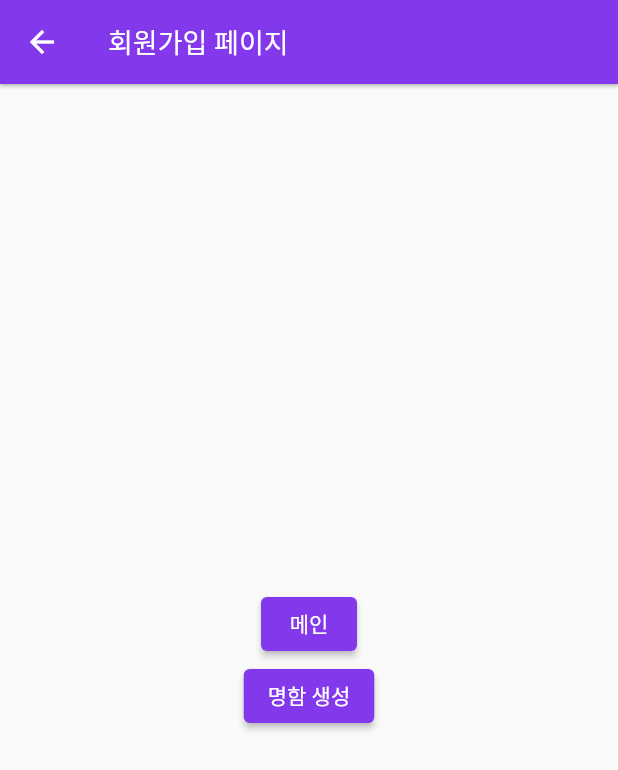
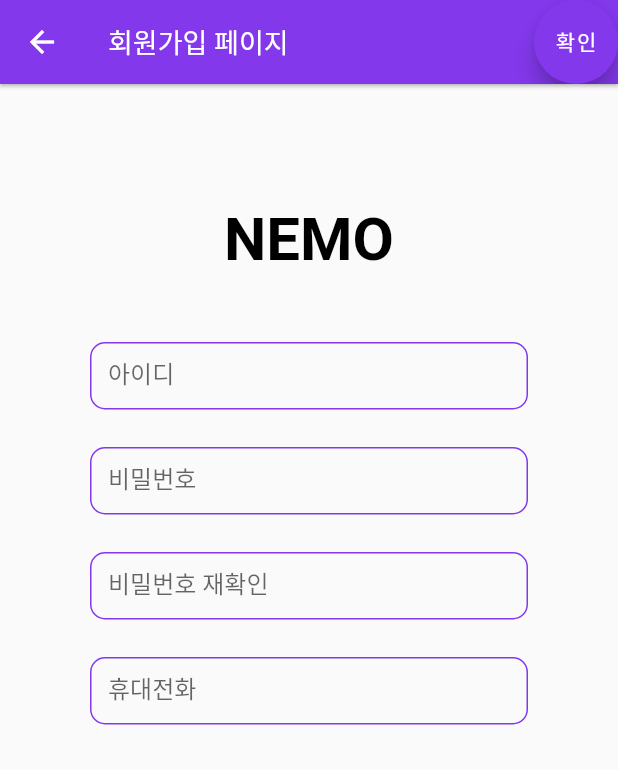
Before and after one commit to FiveNemos/nemo-flutter, a Flutter app: the SignupPage screen opened by its route, on a phone screen of 412 x 824 dp. Shown: the top 770 px of the screen. Run offline on Flutter 3.47's test engine with Material 2 defaults, Android fonts, the light colour scheme and no system bars; our stand-ins replace dio, flutter_secure_storage, flutter_slidable, image_picker, permission_handler, shared_preferences; missing offline and left inert: nearby_connections; accounts and stored records are empty; network calls fail.

Commit message:
#27 회원가입 페이지 생성 초안

```diff
--- a/lib/screens/init/signup.dart
+++ b/lib/screens/init/signup.dart
@@ -1,33 +1,215 @@
 import 'package:flutter/material.dart';
+import 'dart:convert';
+import 'package:dio/dio.dart';
+import 'dart:io';
 
-class SignupPage extends StatelessWidget {
+class SignupPage extends StatefulWidget {
   const SignupPage({Key? key}) : super(key: key);
 
   @override
+  State<SignupPage> createState() => _SignupPageState();
+}
+
+class _SignupPageState extends State<SignupPage> {
+  var accountName;
+  var password;
+  var passwordAgain;
+  var phoneNumber;
+  var accountName2 = TextEditingController();
+
+  showNemo() {
+    return Center(
+        child: Padding(
+      padding: const EdgeInsets.all(20.0), // NEMO 글자와 아이디 입력칸 사이의 간격
+      child: Text(
+        'NEMO',
+        style: TextStyle(fontSize: 40, fontWeight: FontWeight.w700),
+      ),
+    ));
+  }
+
+  changeAccountName() {
+    return TextField(
+      decoration: signupDecoration("아이디"),
+      onChanged: (text) {
+        setState(() {
+          accountName = text;
+        });
+      },
+    );
+  }
+
+  changePassword() {
+    return TextField(
+      obscureText: true,
+      decoration: signupDecoration("비밀번호"),
+      onChanged: (text) {
+        setState(() {
+          password = text;
+        });
+      },
+    );
+  }
+
+  changePasswordAgain() {
+    return TextField(
+      obscureText: true,
+      decoration: signupDecoration("비밀번호 재확인"),
+      onChanged: (text) {
+        setState(() {
+          passwordAgain = text;
+        });
+      },
+    );
+  }
+
+  changePhoneNumber() {
+    return TextField(
+      decoration: signupDecoration("휴대전화"),
+      onChanged: (text) {
+        setState(() {
+          phoneNumber = text;
+        });
+      },
+    );
+  }
+
+  signupDecoration(labelText) {
+    return InputDecoration(
+      constraints: BoxConstraints(maxHeight: 45),
+      labelText: labelText,
+      enabledBorder: OutlineInputBorder(
+        borderRadius: BorderRadius.all(Radius.circular(10)),
+        borderSide: BorderSide(
+          color: Color(0xff8338EC),
+        ),
+      ),
+      focusedBorder: OutlineInputBorder(
+        borderRadius: BorderRadius.all(Radius.circular(10)),
+        borderSide: BorderSide(
+          color: Color(0xff8338EC),
+        ),
+      ),
+    );
+  }
+
+  errorDialog(msg) {
+    showDialog(
+        context: context,
+        builder: (context) {
+          return Center(
+            child: DialogUI(
+              errorMsg: msg,
+            ),
+          );
+        });
+  }
+
+  // getMyCard(id) async {
+  //   // print('http://34.64.217.3:3000/api/card/$id');
+  //   try {
+  //     var dio = Dio();
+  //     Response response = await dio.get('http://34.64.217.3:3000/api/card/$id');
+  //     if (response.statusCode == 200) {
+  //       final json = response.data;
+  //       setState(() {});
+  //       print('접속 성공!');
+  //       print('json : $json');
+  //       return true;
+  //     } else {
+  //       print('error');
+  //       return false;
+  //     }
+  //   } catch (e) {
+  //     return false;
+  //   }
+  // }
+
+  @override
   Widget build(BuildContext context) {
-    return Scaffold(
-      appBar: AppBar(
-        title: Text('회원가입 페이지'),
-      ),
-      body: Center(
-        child: Column(
-          mainAxisAlignment: MainAxisAlignment.center,
-          children: <Widget>[
-            ElevatedButton(
-              child: const Text('메인'),
-              onPressed: () {
-                Navigator.pushNamed(context, '/');
-              },
-            ),
-            ElevatedButton(
-              child: const Text('명함 생성'),
-              onPressed: () {
-                Navigator.pushNamed(context, '/namecard');
-              },
-            ),
+    var testList = ['아이디', '비밀번호', '비밀번호 재확인'];
+    final List<Function> functions = [
+      showNemo,
+      changeAccountName,
+      changePassword,
+      changePasswordAgain,
+      changePhoneNumber,
+    ];
+    return GestureDetector(
+      onTap: () {
+        FocusScope.of(context).unfocus();
+      },
+      child: Scaffold(
+        appBar: AppBar(
+          title: Text('회원가입 페이지'),
+          actions: [
+            FloatingActionButton(
+                child: Text('확인'),
+                onPressed: () {
+                  RegExp accountNameExp = RegExp(r'[a-z0-9]{5,20}$');
+                  RegExp passwordExp = RegExp(r'[A-Za-z0-9!@^]{5,16}$');
+                  RegExp phoneNumberExp = RegExp(r'010\d{8}');
+                  if (!accountNameExp.hasMatch(accountName)) {
+                    errorDialog('아이디는 5~20자의 영문 소문자, 숫자만 사용 가능합니다.');
+                  } else if (password != passwordAgain) {
+                    errorDialog('비밀번호가 일치하지 않습니다');
+                  } else if (!passwordExp.hasMatch(password)) {
+                    errorDialog('비밀번호는 5~16자의 영문 대소문자, 숫자, @!^ 만 사용 가능합니다.');
+                  } else if (!phoneNumberExp.hasMatch(phoneNumber)) {
+                    errorDialog('유효하지 않은 전화번호입니다.\n -을 제외한 11자리 번호만 입력해주세요!');
+                  } else {
+                    errorDialog(
+                        '정상적으로 완료!'); // 여기에 POST 작업 + cardgenerator로 이어지도록.
+                  }
+                  // ElevatedButton(
+                  //           child: const Text('메인'),
+                  //           onPressed: () {
+                  //             Navigator.pushNamed(context, '/');
+                  //           },
+                  //         ),
+                  //         ElevatedButton(
+                  //           child: const Text('명함 생성'),
+                  //           onPressed: () {
+                  //             Navigator.pushNamed(context, '/namecard');
+                  //           },
+                  //         ),
+                  // print('확인: $accountName $password $passwordAgain');
+                }),
           ],
+        ),
+        body: Container(
+          padding: EdgeInsets.all(30),
+          margin: EdgeInsets.all(30),
+          // color: Colors.red,
+          child: ListView.separated(
+            itemCount: functions.length,
+            itemBuilder: (c, i) {
+              return functions[i]();
+            },
+            separatorBuilder: (context, i) => SizedBox(height: 25),
+          ),
         ),
       ),
     );
   }
 }
+
+class DialogUI extends StatelessWidget {
+  DialogUI({Key? key, this.errorMsg}) : super(key: key);
+  var errorMsg;
+  @override
+  Widget build(BuildContext context) {
+    return Dialog(
+        alignment: Alignment.center,
+        child: SizedBox(
+          height: 100,
+          width: double.infinity,
+          child: Center(
+            child: Text(
+              errorMsg,
+              textAlign: TextAlign.center,
+            ),
+          ),
+        ));
+  }
+}
```
